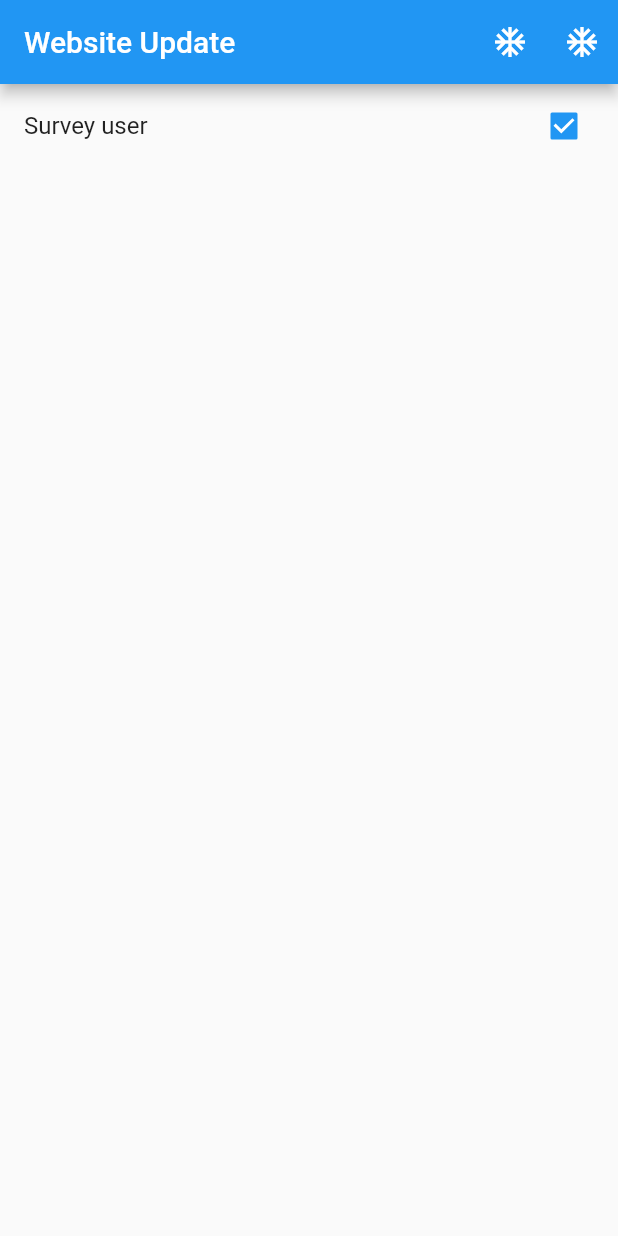
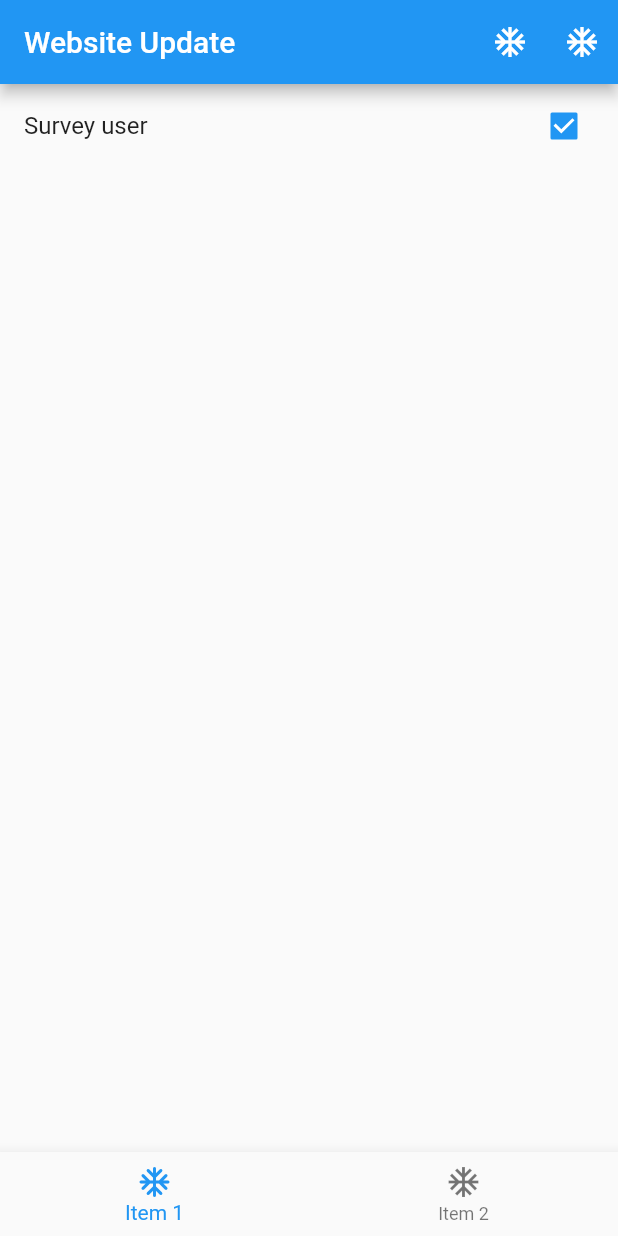
Before and after one commit to Jade-Oliveira/testes_unitarios, a Flutter app: the screen it shows after launch, on a phone screen of 412 x 824 dp. Run offline on Flutter 3.47's test engine with Material 2 defaults, Android fonts, the phone set to English and light mode, and no system bars.

Commit message:
começando a usar o mockito

```diff
--- /dev/null
+++ b/testes_unitarios_flutter/lib/controller/home_controller.dart
@@ -0,0 +1,4 @@
+//crio primeiro uma interface
+abstract class IHomeController {}
+
+class HomeController implements IHomeController {}
--- a/testes_unitarios_flutter/lib/main.dart
+++ b/testes_unitarios_flutter/lib/main.dart
@@ -1,4 +1,5 @@
 import 'package:flutter/material.dart';
+import 'package:testes_unitarios_flutter/controller/home_controller.dart';
 
 import 'screens/home_page.dart';
 
@@ -17,7 +18,9 @@ class MyApp extends StatelessWidget {
       theme: ThemeData(
         primarySwatch: Colors.blue,
       ),
-      home: const HomePage(),
+      home: HomePage(
+        controller: HomeController(),
+      ),
     );
   }
 }
--- a/testes_unitarios_flutter/lib/screens/home_page.dart
+++ b/testes_unitarios_flutter/lib/screens/home_page.dart
@@ -1,7 +1,28 @@
 import 'package:flutter/material.dart';
 
-class HomePage extends StatelessWidget {
-  const HomePage({Key? key}) : super(key: key);
+import 'package:testes_unitarios_flutter/controller/home_controller.dart';
+
+class HomePage extends StatefulWidget {
+  final IHomeController controller;
+
+  const HomePage({
+    Key? key,
+    required this.controller,
+  }) : super(key: key);
+
+  @override
+  _HomePageState createState() => _HomePageState();
+}
+
+class _HomePageState extends State<HomePage> {
+  late IHomeController _controller;
+
+  @override
+  void initState() {
+    //pego a instancia que veio do construtor da classe
+    _controller = widget.controller;
+    super.initState();
+  }
 
   @override
   Widget build(BuildContext context) {
@@ -16,6 +37,18 @@ class HomePage extends StatelessWidget {
           IconButton(
             onPressed: () {},
             icon: const Icon(Icons.ac_unit_outlined),
+          )
+        ],
+      ),
+      bottomNavigationBar: BottomNavigationBar(
+        items: const [
+          BottomNavigationBarItem(
+            icon: Icon(Icons.ac_unit_rounded),
+            label: "Item 1",
+          ),
+          BottomNavigationBarItem(
+            icon: Icon(Icons.ac_unit_sharp),
+            label: "Item 2",
           )
         ],
       ),
--- a/testes_unitarios_flutter/pubspec.yaml
+++ b/testes_unitarios_flutter/pubspec.yaml
@@ -38,6 +38,7 @@ dependencies:
 dev_dependencies:
   flutter_test:
     sdk: flutter
+  mockito: ^5.0.16
 
   # The "flutter_lints" package below contains a set of recommended lints to
   # encourage good coding practices. The lint set provided by the package is
```
Also changed, not shown: testes_unitarios_flutter/pubspec.lock, 1 other file.
